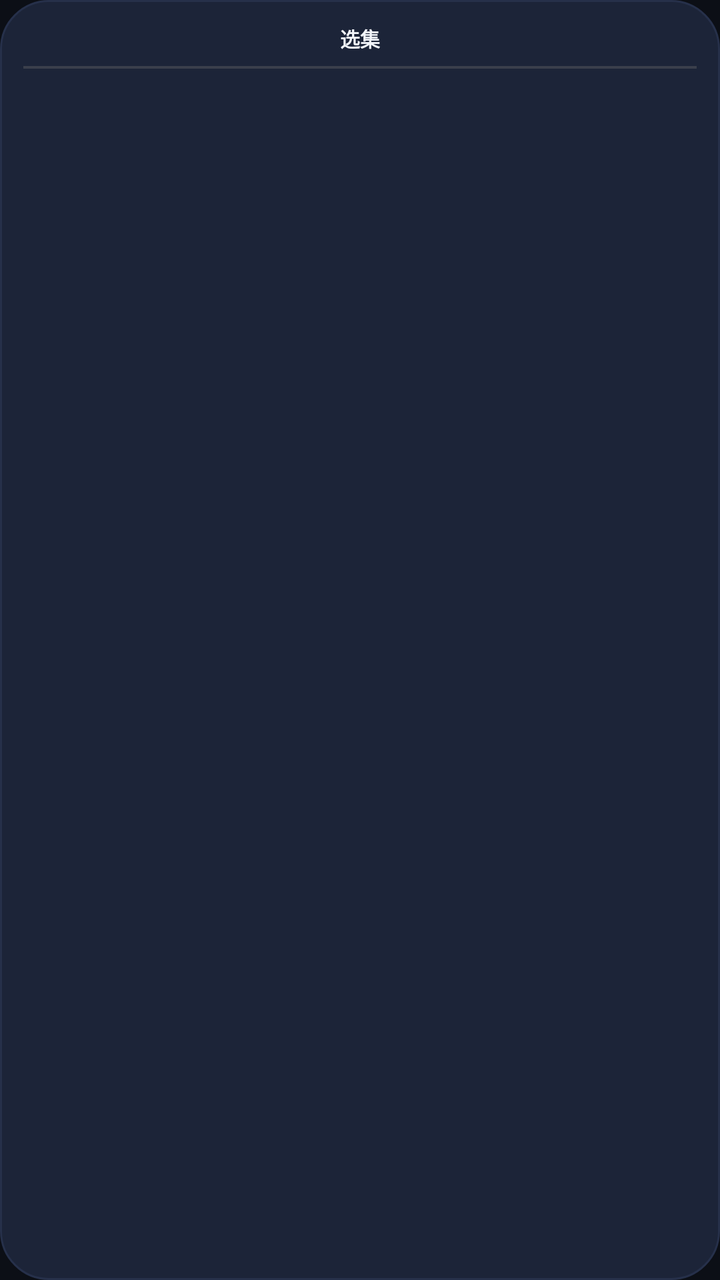
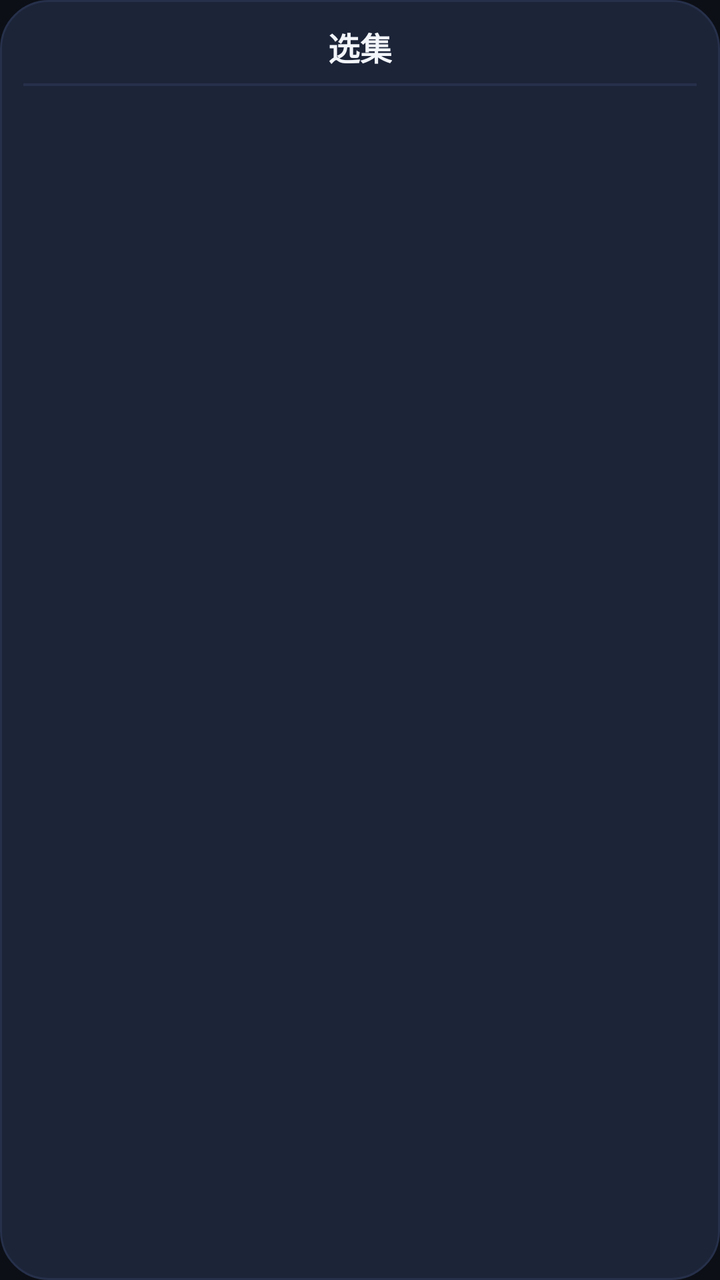

Before-and-after screenshots of an Android layout around one commit, followed by the original layout XML and the change that was made.
<!-- AndroidManifest.xml: application theme Theme.BTelly -->
<!-- res/layout/dialog_choose_episode.xml -->
<?xml version="1.0" encoding="utf-8"?>
<androidx.constraintlayout.widget.ConstraintLayout xmlns:android="http://schemas.android.com/apk/res/android" xmlns:app="http://schemas.android.com/apk/res-auto"
    android:id="@+id/dialog_root"
    android:background="@drawable/dialog_background"
    android:clickable="true"
    android:focusable="true"
    android:layout_width="@dimen/px1000"
    android:layout_height="@dimen/px615">
    <androidx.appcompat.widget.AppCompatTextView
        android:textSize="@dimen/px30"
        android:textStyle="bold"
        android:textColor="?attr/tvTextPrimary"
        android:id="@+id/top_title"
        android:focusable="false"
        android:paddingTop="@dimen/px20"
        android:paddingBottom="@dimen/px20"
        android:layout_width="wrap_content"
        android:layout_height="wrap_content"
        android:layout_marginTop="@dimen/px15"
        android:text="@string/choose_episode"
        android:paddingStart="@dimen/px35"
        android:paddingEnd="@dimen/px35"
        app:layout_constraintStart_toStartOf="parent"
        app:layout_constraintEnd_toEndOf="parent"
        app:layout_constraintTop_toTopOf="parent"/>
    <androidx.appcompat.widget.AppCompatTextView
        android:textSize="@dimen/px28"
        android:textColor="?attr/tvAccent"
        android:id="@+id/button_more_info"
        android:background="?attr/selectableItemBackground"
        android:paddingTop="@dimen/px20"
        android:paddingBottom="@dimen/px20"
        android:focusable="true"
        android:visibility="gone"
        android:clickable="true"
        android:layout_width="wrap_content"
        android:layout_height="wrap_content"
        android:layout_marginTop="@dimen/px15"
        android:text="@string/video_info"
        android:paddingStart="@dimen/px35"
        android:paddingEnd="@dimen/px35"
        android:layout_marginEnd="@dimen/px10"
        app:layout_constraintEnd_toEndOf="parent"
        app:layout_constraintTop_toTopOf="parent"/>
    <View
        android:id="@+id/divider"
        android:layout_width="0dp"
        android:layout_height="@dimen/px4"
        android:layout_marginStart="@dimen/px35"
        android:layout_marginEnd="@dimen/px35"
        android:background="#66666666"
        app:layout_constraintEnd_toEndOf="parent"
        app:layout_constraintStart_toStartOf="parent"
        app:layout_constraintTop_toBottomOf="@+id/top_title"/>
    <androidx.recyclerview.widget.RecyclerView
        android:id="@+id/recyclerView"
        android:focusable="false"
        android:paddingBottom="@dimen/px35"
        android:nextFocusUp="@+id/button_more_info"
        android:clipToPadding="false"
        android:descendantFocusability="afterDescendants"
        android:layout_width="@dimen/px1000"
        android:layout_height="0dp"
        android:layout_marginTop="@dimen/px5"
        app:layout_constraintBottom_toBottomOf="parent"
        app:layout_constraintEnd_toEndOf="parent"
        app:layout_constraintStart_toStartOf="parent"
        app:layout_constraintTop_toBottomOf="@+id/divider"/>
</androidx.constraintlayout.widget.ConstraintLayout>
<!-- resources referenced by this layout -->
<resources>
  <dimen name="px10">10px</dimen>
  <dimen name="px1000">1000px</dimen>
  <dimen name="px15">15px</dimen>
  <dimen name="px20">20px</dimen>
  <dimen name="px28">28px</dimen>
  <dimen name="px30">30px</dimen>
  <dimen name="px35">35px</dimen>
  <dimen name="px4">4px</dimen>
  <dimen name="px5">5px</dimen>
  <dimen name="px615">615px</dimen>
  <!-- drawable dialog_background (drawable) -->
  <?xml version="1.0" encoding="utf-8"?>
  <shape xmlns:android="http://schemas.android.com/apk/res/android">
      <solid android:color="?attr/tvSurfaceOverlay" />
      <corners android:radius="@dimen/radius_xl" />
      <stroke
          android:width="1dp"
          android:color="?attr/tvDivider" />
  </shape>
  <string name="choose_episode">选集</string>
  <string name="video_info">视频信息</string>
  <style name="Theme.BTelly" parent="@style/Theme.BTellyBase">
      </style>
  <dimen name="radius_xl">24dp</dimen>
  <style name="WindowAnimationTransition" parent="">
          <item name="android:windowEnterAnimation">@android:anim/fade_in</item>
          <item name="android:windowExitAnimation">@android:anim/fade_out</item>
      </style>
  <color name="tv_surface">#0C0F16</color>
  <color name="tv_surface_raised">#141A29</color>
  <color name="tv_surface_overlay">#1C2438</color>
  <color name="tv_divider">#26304A</color>
  <color name="tv_accent">#00C2A8</color>
  <color name="tv_accent_dim">#123B34</color>
  <color name="tv_accent_on">#00312A</color>
  <color name="tv_text_primary">#F2F5FA</color>
  <color name="tv_text_secondary">#9AA5B8</color>
  <color name="tv_text_tertiary">#67718A</color>
  <color name="tv_scrim">#99000000</color>
  <!-- unchanged entries left out for length: 1 -->
</resources>

<!-- the commit's change to res/layout/dialog_choose_episode.xml (unified diff, before → after) -->
@@ -7,7 +7,7 @@
     android:layout_width="@dimen/px1000"
     android:layout_height="@dimen/px615">
     <androidx.appcompat.widget.AppCompatTextView
-        android:textSize="@dimen/px30"
+        android:textSize="@dimen/text_title"
         android:textStyle="bold"
         android:textColor="?attr/tvTextPrimary"
         android:id="@+id/top_title"
@@ -24,7 +24,7 @@
         app:layout_constraintEnd_toEndOf="parent"
         app:layout_constraintTop_toTopOf="parent"/>
     <androidx.appcompat.widget.AppCompatTextView
-        android:textSize="@dimen/px28"
+        android:textSize="@dimen/text_body"
         android:textColor="?attr/tvAccent"
         android:id="@+id/button_more_info"
         android:background="?attr/selectableItemBackground"
@@ -48,7 +48,7 @@
         android:layout_height="@dimen/px4"
         android:layout_marginStart="@dimen/px35"
         android:layout_marginEnd="@dimen/px35"
-        android:background="#66666666"
+        android:background="?attr/tvDivider"
         app:layout_constraintEnd_toEndOf="parent"
         app:layout_constraintStart_toStartOf="parent"
         app:layout_constraintTop_toBottomOf="@+id/top_title"/>
<!-- resource entries referenced after the edit -->
@@ -4,12 +4,12 @@
   <dimen name="px1000">1000px</dimen>
   <dimen name="px15">15px</dimen>
   <dimen name="px20">20px</dimen>
-  <dimen name="px28">28px</dimen>
-  <dimen name="px30">30px</dimen>
   <dimen name="px35">35px</dimen>
   <dimen name="px4">4px</dimen>
   <dimen name="px5">5px</dimen>
   <dimen name="px615">615px</dimen>
+  <dimen name="text_body">14sp</dimen>
+  <dimen name="text_title">16sp</dimen>
   <!-- drawable dialog_background (drawable) -->
   <?xml version="1.0" encoding="utf-8"?>
   <shape xmlns:android="http://schemas.android.com/apk/res/android">
